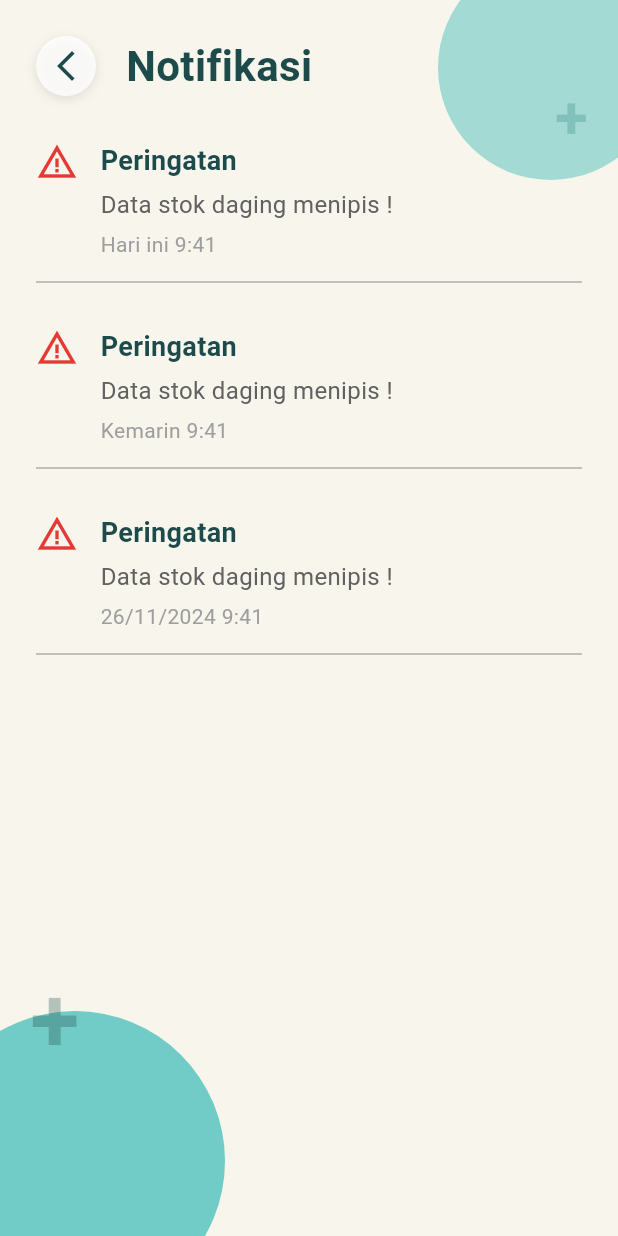
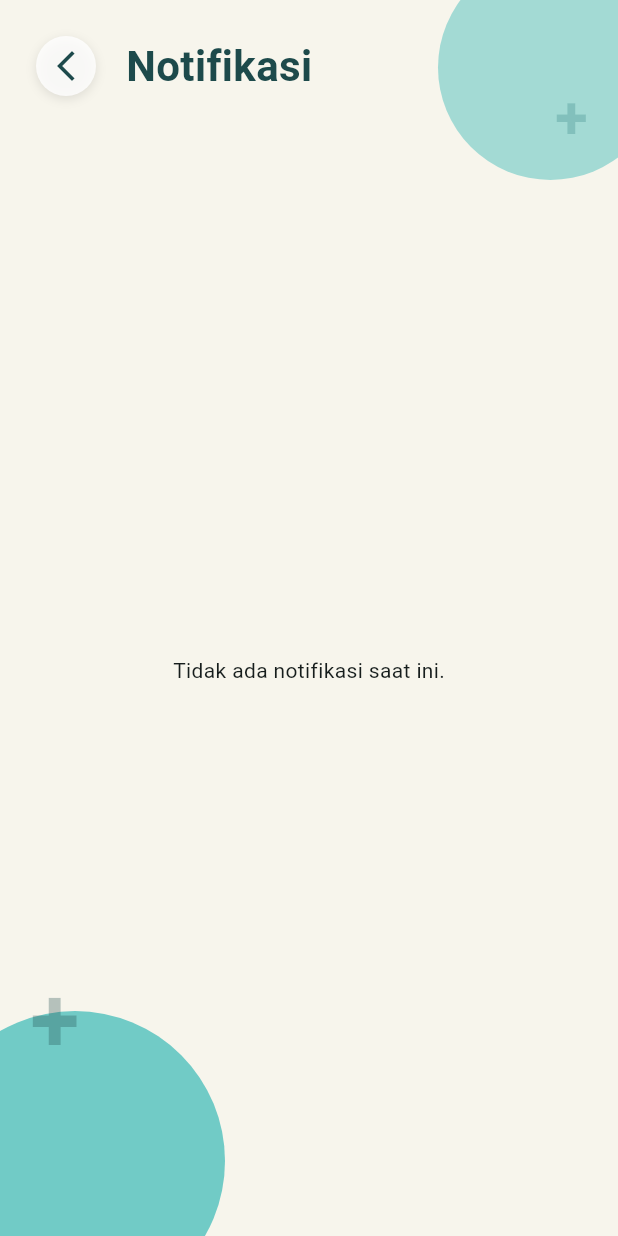
Before and after one commit to IrhamAnakMamah/Project_CatatSantai, a Flutter app: the NotificationPage screen opened directly, on a phone screen of 412 x 824 dp. Run offline on Flutter 3.47's test engine with Material 3 defaults, Android fonts, the phone set to English and light mode, and no system bars; our stand-ins replace sqflite; accounts and stored records are empty.

Commit message:
add notification stuff, try to fix error

```diff
--- /dev/null
+++ b/lib/controllers/notification_controller.dart
@@ -0,0 +1,39 @@
+// lib/controllers/notification_controller.dart
+import 'package:flutter/material.dart';
+import '../models/notification_model.dart';
+import '../services/sqlite_service.dart';
+
+class NotificationController extends ChangeNotifier {
+  final SqliteService _sqliteService = SqliteService.instance;
+
+  List<NotificationItem> _notifications = [];
+  bool _isLoading = false;
+
+  List<NotificationItem> get notifications => _notifications;
+  bool get isLoading => _isLoading;
+
+  NotificationController() {
+    fetchNotifications(); // Muat notifikasi saat controller dibuat
+  }
+
+  Future<void> fetchNotifications() async {
+    _isLoading = true;
+    notifyListeners();
+
+    try {
+      _notifications = await _sqliteService.getAllNotifications();
+      // Mengurutkan notifikasi berdasarkan tanggal, paling baru di atas
+      _notifications.sort((a, b) => b.timestamp.compareTo(a.timestamp));
+    } catch (e) {
+      print("Error fetching notifications: $e");
+      _notifications = []; // Kosongkan daftar jika terjadi error
+    } finally {
+      _isLoading = false;
+      notifyListeners();
+    }
+  }
+
+// Anda bisa menambahkan fungsi lain di sini, misalnya:
+// - Menandai notifikasi sebagai sudah dibaca
+// - Menghapus notifikasi
+}
--- a/lib/main.dart
+++ b/lib/main.dart
@@ -4,6 +4,7 @@ import 'package:provider/provider.dart';
 import 'controllers/auth_controller.dart';
 import 'controllers/transaction_controller.dart';
 import 'controllers/stock_controller.dart';
+import 'controllers/notification_controller.dart';
 import 'controllers/report_controller.dart'; // 1. Impor StockController
 import 'views/main_page.dart';
 import 'views/auth/login_screen.dart'; // Sesuaikan dengan nama file login Anda
@@ -18,6 +19,7 @@ void main() {
         ChangeNotifierProvider(create: (_) => CategoryController()),
         ChangeNotifierProvider(create: (_) => TransactionController()),
         ChangeNotifierProvider(create: (_) => ReportController()),
+        ChangeNotifierProvider(create: (_) => NotificationController()),
       ],
       child: const MyApp(),
     ),
--- /dev/null
+++ b/lib/models/notification_model.dart
@@ -0,0 +1,36 @@
+// lib/models/notification_model.dart
+class NotificationItem {
+  final int? id;
+  final int? idBarang; // Bisa null jika notifikasi tidak terkait barang
+  final String message;
+  final String type; // e.g., 'stok_rendah', 'umum'
+  final DateTime timestamp;
+
+  NotificationItem({
+    this.id,
+    this.idBarang,
+    required this.message,
+    required this.type,
+    required this.timestamp,
+  });
+
+  Map<String, dynamic> toMap() {
+    return {
+      'id_notifikasi': id,
+      'id_barang': idBarang,
+      'pesan': message,
+      'tipe_notifikasi': type,
+      'tanggal': timestamp.toIso8601String(), // Simpan tanggal sebagai teks ISO 8601
+    };
+  }
+
+  factory NotificationItem.fromMap(Map<String, dynamic> map) {
+    return NotificationItem(
+      id: map['id_notifikasi'],
+      idBarang: map['id_barang'] as int?,
+      message: map['pesan'],
+      type: map['tipe_notifikasi'],
+      timestamp: DateTime.parse(map['tanggal']),
+    );
+  }
+}
--- a/lib/services/sqlite_service.dart
+++ b/lib/services/sqlite_service.dart
@@ -2,6 +2,7 @@
 import '../models/kategori_model.dart';
 import '../models/pengguna_model.dart';
 import '../models/barang_model.dart';
+import '../models/notification_model.dart'; // BARU: Impor model Notifikasi
 import 'package:sqflite/sqflite.dart';
 import 'package:path/path.dart';
 import '../models/transaksi_model.dart';
@@ -60,14 +61,13 @@ class SqliteService {
 
 
     // --- PERUBAHAN SKEMA TABEL BARANG ---
-    // Menambahkan stok_awal dan mengubah stok menjadi stok_saat_ini
     await db.execute('''
     CREATE TABLE barang (
       id_barang $idType,
       id_kategori INTEGER,
       nama_barang $textType,
-      stok_awal $intType,      -- <-- BARU
-      stok_saat_ini $intType,   -- <-- UBAH
+      stok_awal $intType,
+      stok_saat_ini $intType,
       harga $realType,
       harga_modal $realType,
       FOREIGN KEY (id_kategori) REFERENCES kategori (id_kategori) ON DELETE SET NULL
@@ -95,6 +95,17 @@ class SqliteService {
       subtotal $realType,
       keuntungan $realType,
       FOREIGN KEY (id_transaksi) REFERENCES transaksi (id_transaksi) ON DELETE CASCADE,
+      FOREIGN KEY (id_barang) REFERENCES barang (id_barang) ON DELETE SET NULL
+    )''');
+
+    // BARU: Tabel untuk Notifikasi
+    await db.execute('''
+    CREATE TABLE notifikasi (
+      id_notifikasi $idType,
+      id_barang INTEGER,
+      pesan $textType,
+      tipe_notifikasi $textType,
+      tanggal $textType,
       FOREIGN KEY (id_barang) REFERENCES barang (id_barang) ON DELETE SET NULL
     )''');
   }
@@ -146,7 +157,6 @@ class SqliteService {
   }
 
   /// Menyimpan barang baru ke dalam tabel 'barang'.
-  // Metode ini akan menggunakan toMap() dari model Barang yang sudah diperbarui
   Future<Barang> createBarang(Barang barang) async {
     final db = await instance.database;
     final id = await db.insert('barang', barang.toMap());
@@ -154,14 +164,13 @@ class SqliteService {
   }
 
   /// Mengambil satu barang spesifik berdasarkan ID-nya.
-  // Metode ini akan menggunakan fromMap() dari model Barang yang sudah diperbarui
   Future<Barang> getBarangById(int id) async {
     final db = await instance.database;
     final maps = await db.query(
         'barang',
         where: 'id_barang = ?',
         whereArgs: [id],
-        columns: ['id_barang', 'id_kategori', 'nama_barang', 'stok_awal', 'stok_saat_ini', 'harga', 'harga_modal'] // Menambahkan kolom baru
+        columns: ['id_barang', 'id_kategori', 'nama_barang', 'stok_awal', 'stok_saat_ini', 'harga', 'harga_modal']
     );
 
     if (maps.isNotEmpty) {
@@ -172,7 +181,6 @@ class SqliteService {
   }
 
   /// Mengambil semua barang dari database, diurutkan berdasarkan nama.
-  // Metode ini akan menggunakan fromMap() dari model Barang yang sudah diperbarui
   Future<List<Barang>> getAllBarang() async {
     final db = await instance.database;
     final result = await db.query('barang', orderBy: 'nama_barang ASC');
@@ -180,7 +188,6 @@ class SqliteService {
   }
 
   /// Memperbarui data barang yang ada di database.
-  // Metode ini akan menggunakan toMap() dari model Barang yang sudah diperbarui
   Future<int> updateBarang(Barang barang) async {
     final db = await instance.database;
     return db.update(
@@ -205,33 +212,24 @@ class SqliteService {
   Future<void> createTransaksi(Transaksi transaksi, List<DetailTransaksi> details) async {
     final db = await instance.database;
 
-    // Gunakan db.transaction untuk memastikan semua operasi berhasil atau semuanya dibatalkan
     await db.transaction((txn) async {
-      // 1. Simpan header transaksi dan dapatkan ID-nya
       final idTransaksi = await txn.insert('transaksi', transaksi.toMapWithoutDetails());
 
-      // 2. Loop melalui setiap detail barang dalam transaksi
       for (final detail in details) {
-        // 3. Simpan detail transaksi dengan ID header yang baru saja didapat
         await txn.insert('detail_transaksi', detail.toMapWithTransactionId(idTransaksi));
 
-        // 4. Ambil data barang saat ini untuk mendapatkan stok terakhir (stok_saat_ini)
         final barangResult = await txn.query('barang', where: 'id_barang = ?', whereArgs: [detail.idBarang]);
 
         if (barangResult.isNotEmpty) {
           final barang = Barang.fromMap(barangResult.first);
 
-          // Error handling: Pastikan stok cukup sebelum mengurangi
-          if (barang.stokSaatIni < detail.jumlah) { // <--- UBAH: Menggunakan stokSaatIni
-            // Jika stok tidak cukup, batalkan seluruh transaksi dengan melempar error
+          if (barang.stokSaatIni < detail.jumlah) {
             throw Exception('Stok untuk ${barang.namaBarang} tidak mencukupi.');
           }
 
-          final stokBaru = barang.stokSaatIni - detail.jumlah; // <--- UBAH: Mengurangi stokSaatIni
-          // 5. Update stok_saat_ini barang di database
-          await txn.update('barang', {'stok_saat_ini': stokBaru}, where: 'id_barang = ?', whereArgs: [detail.idBarang]); // <--- UBAH: Update stok_saat_ini
+          final stokBaru = barang.stokSaatIni - detail.jumlah;
+          await txn.update('barang', {'stok_saat_ini': stokBaru}, where: 'id_barang = ?', whereArgs: [detail.idBarang]);
         } else {
-          // Jika karena suatu alasan barang tidak ditemukan, batalkan transaksi
           throw Exception('Barang dengan ID ${detail.idBarang} tidak ditemukan.');
         }
       }
@@ -257,12 +255,9 @@ class SqliteService {
   }
 
   /// Mengambil semua transaksi dalam rentang tanggal tertentu.
-  /// Tanggal disimpan sebagai teks dalam format ISO 8601, jadi kita bisa membandingkannya sebagai string.
   Future<List<Transaksi>> getTransaksiByDateRange(DateTime start, DateTime end) async {
     final db = await instance.database;
 
-    // Menambahkan satu hari ke tanggal akhir untuk memastikan semua transaksi
-    // pada hari 'end' ikut terambil (karena perbandingan waktunya hingga 23:59:59).
     final endDate = end.add(const Duration(days: 1));
 
     final result = await db.query(
@@ -272,8 +267,6 @@ class SqliteService {
       orderBy: 'tanggal DESC',
     );
 
-    // Proses ini sama seperti di getAllTransaksi, yaitu mengambil detail
-    // untuk setiap transaksi yang ditemukan.
     List<Transaksi> transaksiList = [];
     for (var trxMap in result) {
       final detailResult = await db.query(
@@ -292,11 +285,11 @@ class SqliteService {
     required int jumlahTambah,
     required double totalBiaya,
     required int idPengguna,
+    List<DetailTransaksi>? details,
   }) async {
     final db = await instance.database;
 
     await db.transaction((txn) async {
-      // 1. Ambil data barang saat ini untuk mendapatkan stok_saat_ini
       final barangSaatIni = await txn.query(
         'barang',
         where: 'id_barang = ?',
@@ -307,24 +300,41 @@ class SqliteService {
         throw Exception('Barang tidak ditemukan untuk di-restock.');
       }
 
-      // 2. Hitung stok baru dan update ke database (hanya stok_saat_ini)
-      final stokLamaSaatIni = barangSaatIni.first['stok_saat_ini'] as int; // <--- UBAH: Menggunakan stok_saat_ini
+      final stokLamaSaatIni = barangSaatIni.first['stok_saat_ini'] as int;
       final stokBaruSaatIni = stokLamaSaatIni + jumlahTambah;
       await txn.update(
         'barang',
-        {'stok_saat_ini': stokBaruSaatIni}, // <--- UBAH: Update stok_saat_ini
+        {'stok_saat_ini': stokBaruSaatIni},
         where: 'id_barang = ?',
         whereArgs: [idBarang],
       );
 
-      // 3. Buat catatan transaksi baru untuk pengeluaran
-      await txn.insert('transaksi', {
+      final idTransaksi = await txn.insert('transaksi', {
         'id_pengguna': idPengguna,
         'tanggal': DateTime.now().toIso8601String(),
         'jenis_transaksi': 'Pembelian',
         'total': totalBiaya,
       });
+
+      if (details != null && details.isNotEmpty) {
+        for (final detail in details) {
+          await txn.insert('detail_transaksi', detail.toMapWithTransactionId(idTransaksi));
+        }
+      }
     });
+  }
+
+  // BARU: Metode untuk Notifikasi
+  Future<void> createNotification(NotificationItem notification) async {
+    final db = await instance.database;
+    await db.insert('notifikasi', notification.toMap());
+  }
+
+  // BARU: Metode untuk mengambil semua notifikasi
+  Future<List<NotificationItem>> getAllNotifications() async {
+    final db = await instance.database;
+    final result = await db.query('notifikasi', orderBy: 'tanggal DESC');
+    return result.map((json) => NotificationItem.fromMap(json)).toList();
   }
 
   Future close() async {
--- a/lib/views/notifikasi/notification_page.dart
+++ b/lib/views/notifikasi/notification_page.dart
@@ -1,42 +1,19 @@
 import 'package:flutter/material.dart';
-
-// Class untuk merepresentasikan satu item notifikasi
-class NotificationItem {
-  final String title;
-  final String message;
-  final String timestamp;
-
-  const NotificationItem({required this.title, required this.message, required this.timestamp}); // Tambahkan const di constructor
-}
+import 'package:provider/provider.dart';
+import 'package:intl/intl.dart'; // Untuk format tanggal
+import '../../controllers/notification_controller.dart'; // Impor NotificationController
+import '../../models/notification_model.dart'; // Impor NotificationItem
 
 class NotificationPage extends StatelessWidget {
   const NotificationPage({super.key});
 
-  // Contoh data notifikasi
-  // Pastikan setiap NotificationItem juga menggunakan 'const'
-  final List<NotificationItem> _notifications = const [
-    const NotificationItem( // Tambahkan const di sini
-      title: 'Peringatan',
-      message: 'Data stok daging menipis !',
-      timestamp: 'Hari ini 9:41',
-    ),
-    const NotificationItem( // Tambahkan const di sini
-      title: 'Peringatan',
-      message: 'Data stok daging menipis !',
-      timestamp: 'Kemarin 9:41',
-    ),
-    const NotificationItem( // Tambahkan const di sini
-      title: 'Peringatan',
-      message: 'Data stok daging menipis !',
-      timestamp: '26/11/2024 9:41',
-    ),
-  ];
-
   @override
   Widget build(BuildContext context) {
+    // Menghapus data dummy yang lama
+    // final List<NotificationItem> _notifications = const [...];
+
     return Scaffold(
-      // Warna background halaman, mirip dengan warna di design Figma
-      backgroundColor: const Color(0xFFF7F5EC), // Warna krem muda
+      backgroundColor: const Color(0xFFF7F5EC),
       body: Stack(
         children: [
           // Background shapes (lingkaran dan tanda plus) - konsisten dengan halaman sebelumnya
@@ -47,7 +24,7 @@ class NotificationPage extends StatelessWidget {
               width: 200,
               height: 200,
               decoration: BoxDecoration(
-                color: const Color(0xFF4FC0BD).withOpacity(0.8), // Tosca
+                color: const Color(0xFF4FC0BD).withOpacity(0.8),
                 shape: BoxShape.circle,
               ),
             ),
@@ -59,7 +36,7 @@ class NotificationPage extends StatelessWidget {
               '+',
               style: TextStyle(
                 fontSize: 60,
-                color: const Color(0xFF1D4A4B).withOpacity(0.3), // Darker tosca, semi-transparent
+                color: const Color(0xFF1D4A4B).withOpacity(0.3),
                 fontWeight: FontWeight.bold,
               ),
             ),
@@ -83,31 +60,31 @@ class NotificationPage extends StatelessWidget {
               width: 150,
               height: 150,
               decoration: BoxDecoration(
-                color: const Color(0xFF4FC0BD).withOpacity(0.5), // Tosca, semi-transparent
+                color: const Color(0xFF4FC0BD).withOpacity(0.5),
                 shape: BoxShape.circle,
               ),
             ),
           ),
 
           // Konten utama halaman
-          SafeArea( // Untuk menghindari overlap dengan status bar
+          SafeArea(
             child: Padding(
               padding: const EdgeInsets.all(24.0),
               child: Column(
-                crossAxisAlignment: CrossAxisAlignment.start, // Rata kiri
+                crossAxisAlignment: CrossAxisAlignment.start,
                 children: [
                   // Header (Tombol kembali dan Judul "Notifikasi")
                   Row(
                     children: [
                       GestureDetector(
                         onTap: () {
-                          Navigator.pop(context); // Kembali ke halaman sebelumnya
+                          Navigator.pop(context);
                         },
                         child: Container(
                           padding: const EdgeInsets.all(8),
                           decoration: BoxDecoration(
                             shape: BoxShape.circle,
-                            color: Colors.white.withOpacity(0.8), // Warna putih transparan
+                            color: Colors.white.withOpacity(0.8),
                             boxShadow: [
                               BoxShadow(
                                 color: Colors.black.withOpacity(0.1),
@@ -117,7 +94,7 @@ class NotificationPage extends StatelessWidget {
                             ],
                           ),
                           child: Icon(
-                            Icons.arrow_back_ios_new, // Icon panah ke kiri
+                            Icons.arrow_back_ios_new,
                             color: const Color(0xFF1D4A4B),
                             size: 24,
                           ),
@@ -129,20 +106,43 @@ class NotificationPage extends StatelessWidget {
                         style: TextStyle(
                           fontSize: 28,
                           fontWeight: FontWeight.bold,
-                          color: const Color(0xFF1D4A4B), // Warna teks gelap
+                          color: const Color(0xFF1D4A4B),
                         ),
                       ),
                     ],
                   ),
                   const SizedBox(height: 30),
 
-                  // Daftar Notifikasi
+                  // Daftar Notifikasi (Sekarang dari NotificationController)
                   Expanded(
-                    child: ListView.builder(
-                      padding: EdgeInsets.zero, // Hilangkan padding default ListView
-                      itemCount: _notifications.length,
+                    child: Consumer<NotificationController>( // Menggunakan Consumer
+                      builder: (context, notificationController, child) {
+                        if (notificationController.isLoading) {
+                          return const Center(child: CircularProgressIndicator());
+                        }
+
+                        if (notificationController.notifications.isEmpty) {
+                          return const Center(child: Text('Tidak ada notifikasi saat ini.'));
+                        }
+
+                        return ListView.builder(
+                          padding: EdgeInsets.zero,
+                          itemCount: notificationController.notifications.length,
                           itemBuilder: (context, index) {
-                        final notification = _notifications[index];
+                            final notification = notificationController.notifications[index];
+                            final String formattedTime = DateFormat('dd/MM/yyyy HH:mm').format(notification.timestamp);
+                            IconData iconData;
+                            Color iconColor;
+
+                            // Menentukan ikon dan warna berdasarkan tipe notifikasi
+                            if (notification.type == 'stok_rendah' || notification.type == 'stok_habis') {
+                              iconData = Icons.warning_amber;
+                              iconColor = Colors.red[600]!;
+                            } else {
+                              iconData = Icons.info_outline; // Default
+                              iconColor = Colors.blue;      // Default
+                            }
+
                             return Padding(
                               padding: const EdgeInsets.only(bottom: 15.0),
                               child: Column(
@@ -151,8 +151,8 @@ class NotificationPage extends StatelessWidget {
                                     crossAxisAlignment: CrossAxisAlignment.start,
                                     children: [
                                       Icon(
-                                    Icons.warning_amber, // Icon peringatan
-                                    color: Colors.red[600],
+                                        iconData, // Ikon dinamis
+                                        color: iconColor, // Warna ikon dinamis
                                         size: 28,
                                       ),
                                       const SizedBox(width: 15),
@@ -161,7 +161,7 @@ class NotificationPage extends StatelessWidget {
                                           crossAxisAlignment: CrossAxisAlignment.start,
                                           children: [
                                             Text(
-                                          notification.title,
+                                              notification.type == 'stok_rendah' ? 'Peringatan Stok' : (notification.type == 'stok_habis' ? 'Stok Habis' : 'Notifikasi'), // Judul dinamis
                                               style: TextStyle(
                                                 fontSize: 18,
                                                 fontWeight: FontWeight.bold,
@@ -178,7 +178,7 @@ class NotificationPage extends StatelessWidget {
                                             ),
                                             const SizedBox(height: 5),
                                             Text(
-                                          notification.timestamp,
+                                              formattedTime, // Tanggal dinamis
                                               style: TextStyle(
                                                 fontSize: 14,
                                                 color: Colors.grey[500],
@@ -189,9 +189,11 @@ class NotificationPage extends StatelessWidget {
                                       ),
                                     ],
                                   ),
-                              const Divider(height: 30, thickness: 0.8, color: Colors.grey), // Divider antar notifikasi
+                                  const Divider(height: 30, thickness: 0.8, color: Colors.grey),
                                 ],
                               ),
+                            );
+                          },
                         );
                       },
                     ),
```
Also changed, not shown: lib/controllers/stock_controller.dart (+73 -25 lines). Lines whose indentation alone changed are shown as unchanged.
